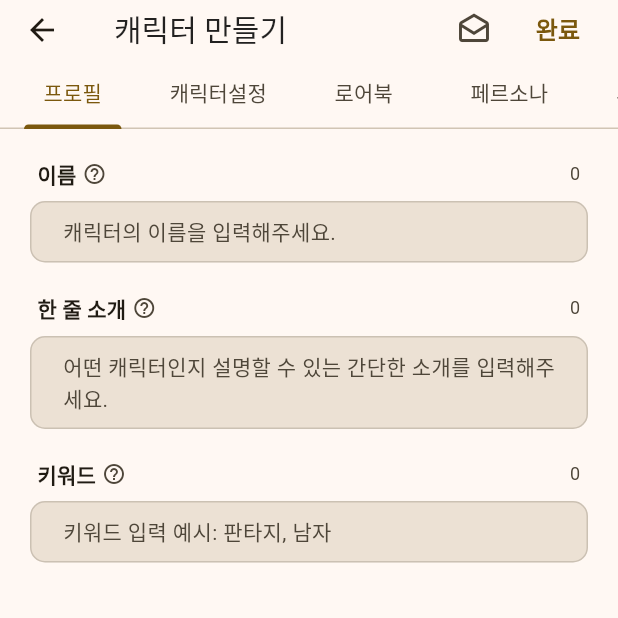
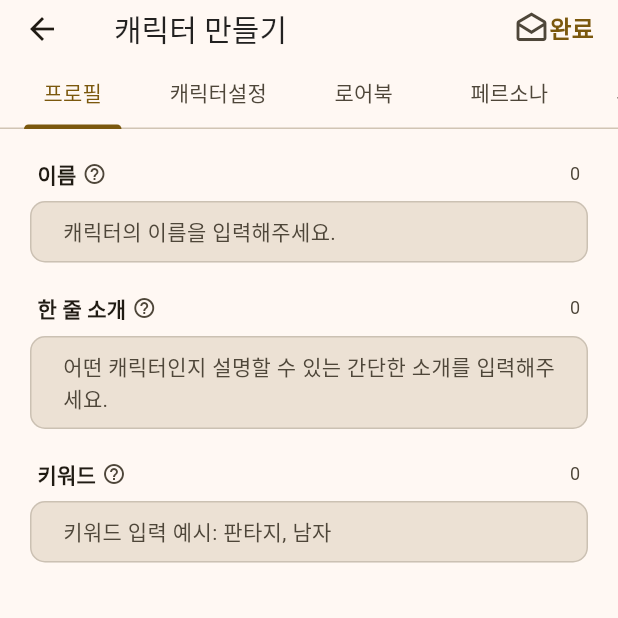
Before and after one commit to pudding-studio/flan, a Flutter app: the screen it shows after launch, after a tap on the "grid view" icon, after a tap on the "add" icon, on a phone screen of 412 x 824 dp, the top half of it. Run offline on Flutter 3.47's test engine with Material 3 defaults, Android fonts, the phone set to English and light mode, and no system bars; our stand-ins replace image_picker.

Commit message:
style(appbar): 앱바 아이콘 간격 최적화
앱바 아이콘들의 여백과 간격을 조정하여 더 밀집된 레이아웃 구현:
- 모든 IconButton에 padding: EdgeInsets.zero 적용
- visualDensity: VisualDensity.compact 설정
- constraints: BoxConstraints() 추가로 기본 제약 제거
- Transform.translate로 아이콘 간격 조정 (마지막 아이콘 기준 우측 정렬)
- 우측 여백 16px 유지

🤖 Generated with [Claude Code](https://claude.com/claude-code)

Co-Authored-By: Claude Sonnet 4.5 <noreply@anthropic.com>

```diff
--- a/lib/screens/character/character_edit_screen.dart
+++ b/lib/screens/character/character_edit_screen.dart
@@ -102,16 +102,31 @@ class _CharacterEditScreenState extends State<CharacterEditScreen>
         leading: IconButton(
           icon: const Icon(Icons.arrow_back),
           onPressed: () => Navigator.pop(context),
+          padding: EdgeInsets.zero,
+          visualDensity: VisualDensity.compact,
+          constraints: const BoxConstraints(),
         ),
         title: Text(_isEditMode ? '캐릭터 수정' : '캐릭터 만들기'),
         actions: [
-          IconButton(
-            icon: const Icon(Icons.drafts_outlined),
-            onPressed: _handleSaveDraft,
-            tooltip: '임시저장',
+          Transform.translate(
+            offset: const Offset(8, 0),
+            child: IconButton(
+              icon: const Icon(Icons.drafts_outlined),
+              onPressed: _handleSaveDraft,
+              tooltip: '임시저장',
+              padding: EdgeInsets.zero,
+              visualDensity: VisualDensity.compact,
+              constraints: const BoxConstraints(),
+            ),
           ),
           TextButton(
             onPressed: _handleComplete,
+            style: TextButton.styleFrom(
+              padding: EdgeInsets.zero,
+              visualDensity: VisualDensity.compact,
+              minimumSize: Size.zero,
+              tapTargetSize: MaterialTapTargetSize.shrinkWrap,
+            ),
             child: const Text(
               '완료',
               style: TextStyle(
@@ -120,7 +135,7 @@ class _CharacterEditScreenState extends State<CharacterEditScreen>
               ),
             ),
           ),
-          const SizedBox(width: 8),
+          const SizedBox(width: 16),
         ],
         bottom: PreferredSize(
           preferredSize: const Size.fromHeight(UIConstants.tabBarHeight),
--- a/lib/screens/character/character_screen.dart
+++ b/lib/screens/character/character_screen.dart
@@ -33,7 +33,9 @@ class _CharacterScreenState extends State<CharacterScreen> {
       appBar: AppBar(
         title: const Text('캐릭터'),
         actions: [
-          IconButton(
+          Transform.translate(
+            offset: const Offset(14, 0),
+            child: IconButton(
               icon: Icon(_isGridView ? Icons.grid_view : Icons.view_list),
               onPressed: () {
                 setState(() {
@@ -41,17 +43,25 @@ class _CharacterScreenState extends State<CharacterScreen> {
                 });
               },
               tooltip: _isGridView ? '리스트뷰로 전환' : '격자뷰로 전환',
+              padding: EdgeInsets.zero,
+              visualDensity: VisualDensity.compact,
+              constraints: const BoxConstraints(),
             ),
-          IconButton(
+          ),
+          Transform.translate(
+            offset: const Offset(4, 0),
+            child: IconButton(
               icon: const Icon(Icons.dark_mode_outlined),
               onPressed: () {
                 // TODO: 다크모드 전환 기능 구현
               },
               tooltip: '다크모드 전환',
+              padding: EdgeInsets.zero,
+              visualDensity: VisualDensity.compact,
+              constraints: const BoxConstraints(),
             ),
-          Padding(
-            padding: const EdgeInsets.only(right: 8.0),
-            child: IconButton(
+          ),
+          IconButton(
             icon: const CircleAvatar(
               radius: 16,
               child: Icon(Icons.person, size: 20),
@@ -60,8 +70,11 @@ class _CharacterScreenState extends State<CharacterScreen> {
               // TODO: 프로필 페이지로 이동
             },
             tooltip: '프로필',
+            padding: EdgeInsets.zero,
+            visualDensity: VisualDensity.compact,
+            constraints: const BoxConstraints(),
           ),
-          ),
+          const SizedBox(width: 16),
         ],
       ),
       body: Column(
--- a/lib/screens/chat/chat_screen.dart
+++ b/lib/screens/chat/chat_screen.dart
@@ -40,12 +40,18 @@ class ChatScreen extends StatelessWidget {
       appBar: AppBar(
         title: const Text('채팅'),
         actions: [
-          IconButton(
-            icon: const Icon(Icons.edit_outlined),
-            onPressed: () {
-              // TODO: 새 채팅 시작
-            },
-            tooltip: '새 채팅',
+          Transform.translate(
+            offset: const Offset(8, 0),
+            child: IconButton(
+              icon: const Icon(Icons.edit_outlined),
+              onPressed: () {
+                // TODO: 새 채팅 시작
+              },
+              tooltip: '새 채팅',
+              padding: EdgeInsets.zero,
+              visualDensity: VisualDensity.compact,
+              constraints: const BoxConstraints(),
+            ),
           ),
           IconButton(
             icon: const Icon(Icons.more_vert),
@@ -53,7 +59,11 @@ class ChatScreen extends StatelessWidget {
               // TODO: 더보기 메뉴 표시
             },
             tooltip: '더보기',
+            padding: EdgeInsets.zero,
+            visualDensity: VisualDensity.compact,
+            constraints: const BoxConstraints(),
           ),
+          const SizedBox(width: 16),
         ],
       ),
       body: ListView.separated(
```
Lines whose indentation alone changed are shown as unchanged.
